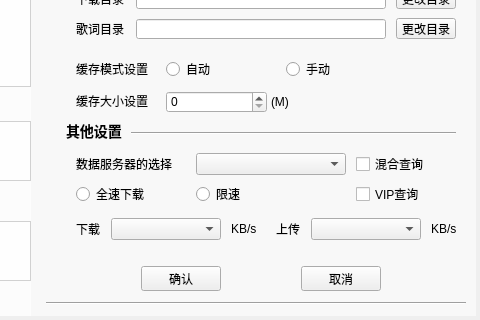
Qt form TTKCore/musicUi/musicWidget/musicsettingwidget.ui (Greedysky/TTKMusicPlayer) before a commit; both pictures show x 98 to 578 and y 88 to 408 of the 578 by 408 pixel window.
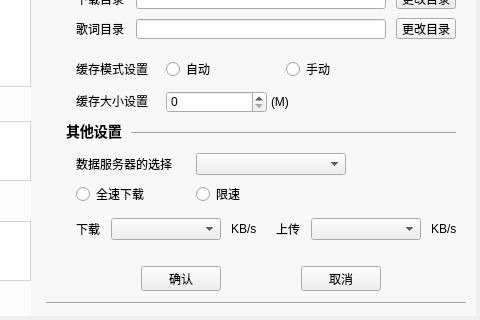
The same form after that commit. The open tabs and pages were chosen to show the change. Custom widgets are drawn as their Qt base class.

Commit message: Remove obsolete search interface[101548]

What changed in the file:
```diff
--- a/TTKCore/musicUi/musicWidget/musicsettingwidget.ui
+++ b/TTKCore/musicUi/musicWidget/musicsettingwidget.ui
@@ -931,32 +931,6 @@
       </rect>
      </property>
     </widget>
-    <widget class="QCheckBox" name="downloadServerMultiple">
-     <property name="geometry">
-      <rect>
-       <x>310</x>
-       <y>213</y>
-       <width>100</width>
-       <height>20</height>
-      </rect>
-     </property>
-     <property name="text">
-      <string>混合查询</string>
-     </property>
-    </widget>
-    <widget class="QCheckBox" name="downloadServerMultipleVip">
-     <property name="geometry">
-      <rect>
-       <x>310</x>
-       <y>243</y>
-       <width>100</width>
-       <height>20</height>
-      </rect>
-     </property>
-     <property name="text">
-      <string>VIP查询</string>
-     </property>
-    </widget>
    </widget>
    <widget class="QWidget" name="four">
     <widget class="Line" name="line_FO1">
```
Left out of the diff: 2 changed lines with no effect on the pictures. The commit also changes 6 other files.
